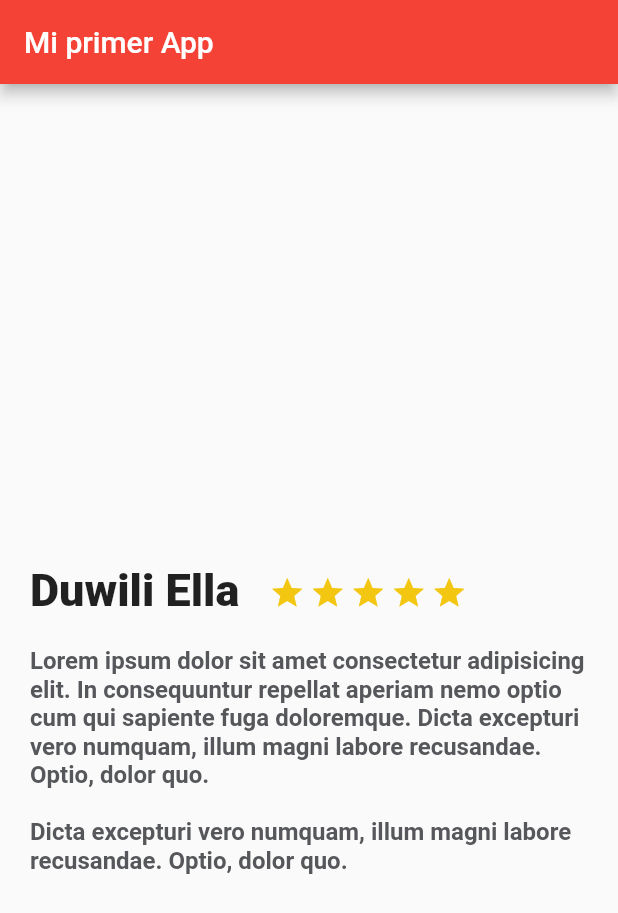
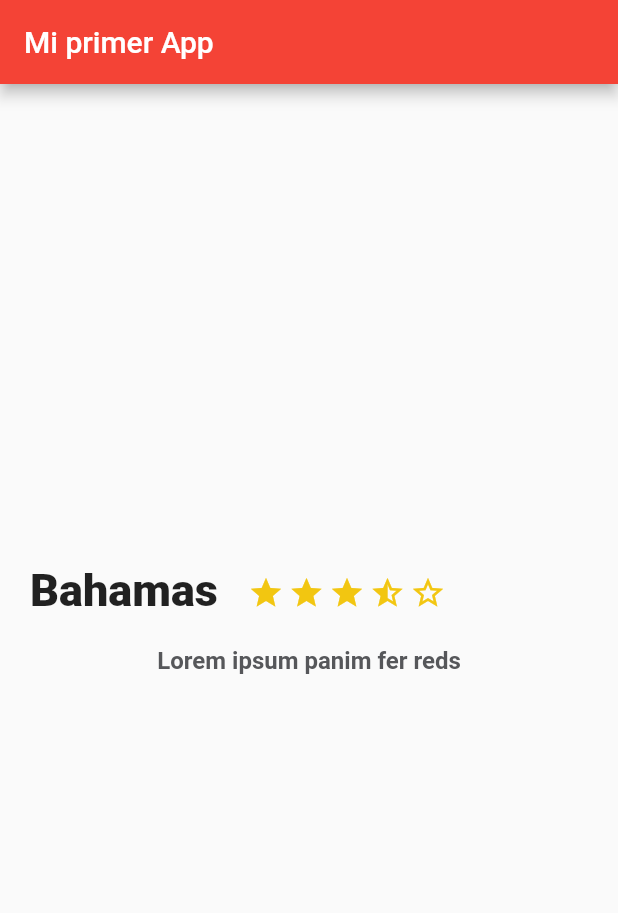
Before and after one commit to daguiheso/flutter-full-app, a Flutter app: the screen it shows after launch, on a phone screen of 412 x 824 dp. Shown: the top 913 px of the screen. Run offline on Flutter 3.47's test engine with Material 2 defaults, Android fonts, the phone set to English and light mode, and no system bars.

Commit message:
Add constructor and variables create

```diff
--- a/lib/description_place.dart
+++ b/lib/description_place.dart
@@ -1,8 +1,30 @@
 import 'package:flutter/material.dart';
 
 class DescriptionPlace extends StatelessWidget {
+  String namePlace;
+  int stars;
+  String descriptionPlace;
+
+  DescriptionPlace(this.namePlace, this.stars, this.descriptionPlace);
+
   @override
   Widget build(BuildContext context) {
+    final star_half = Container(
+      margin: EdgeInsets.only(top: 323, right: 3),
+      child: Icon(
+        Icons.star_half,
+        color: Color(0xFFF2C611),
+      ),
+    );
+
+    final star_border = Container(
+      margin: EdgeInsets.only(top: 323, right: 3),
+      child: Icon(
+        Icons.star_border,
+        color: Color(0xFFF2C611),
+      ),
+    );
+
     final star = Container(
       margin: EdgeInsets.only(top: 323, right: 3),
       child: Icon(
@@ -13,14 +35,13 @@ class DescriptionPlace extends StatelessWidget {
 
     final description = Container(
       margin: EdgeInsets.all(20),
-      child: Text('''Lorem ipsum dolor sit amet consectetur adipisicing elit. In consequuntur repellat aperiam nemo optio cum qui sapiente fuga doloremque. Dicta excepturi vero numquam, illum magni labore recusandae. Optio, dolor quo.
-
-Dicta excepturi vero numquam, illum magni labore recusandae. Optio, dolor quo.''',
+      child: Text(
+        descriptionPlace,
+        textAlign: TextAlign.left,
         style: TextStyle(
-          fontSize: 16,
-          fontWeight: FontWeight.bold,
-          color: Color(0xFF56575a)
-        ),
+            fontSize: 16,
+            fontWeight: FontWeight.bold,
+            color: Color(0xFF56575a)),
       ),
     );
 
@@ -29,7 +50,7 @@ Dicta excepturi vero numquam, illum magni labore recusandae. Optio, dolor quo.''
         Container(
           margin: EdgeInsets.only(top: 320, left: 20, right: 20),
           child: Text(
-            'Duwili Ella',
+            namePlace,
             style: TextStyle(fontSize: 30, fontWeight: FontWeight.w900),
             textAlign: TextAlign.left,
           ),
@@ -39,19 +60,15 @@ Dicta excepturi vero numquam, illum magni labore recusandae. Optio, dolor quo.''
             star,
             star,
             star,
-            star,
-            star,
+            star_half,
+            star_border,
           ],
         )
       ],
     );
 
     return Column(
-      children: <Widget>[
-        title_stars,
-        description
-      ],
+      children: <Widget>[title_stars, description],
     );
-
   }
 }
--- a/lib/main.dart
+++ b/lib/main.dart
@@ -25,7 +25,7 @@ class MyApp extends StatelessWidget {
         appBar: AppBar(
           title: Text('Mi primer App'),
         ),
-        body: DescriptionPlace()
+        body: DescriptionPlace('Bahamas', 4, 'Lorem ipsum panim fer reds')
       ) ,
     );
   }
```
